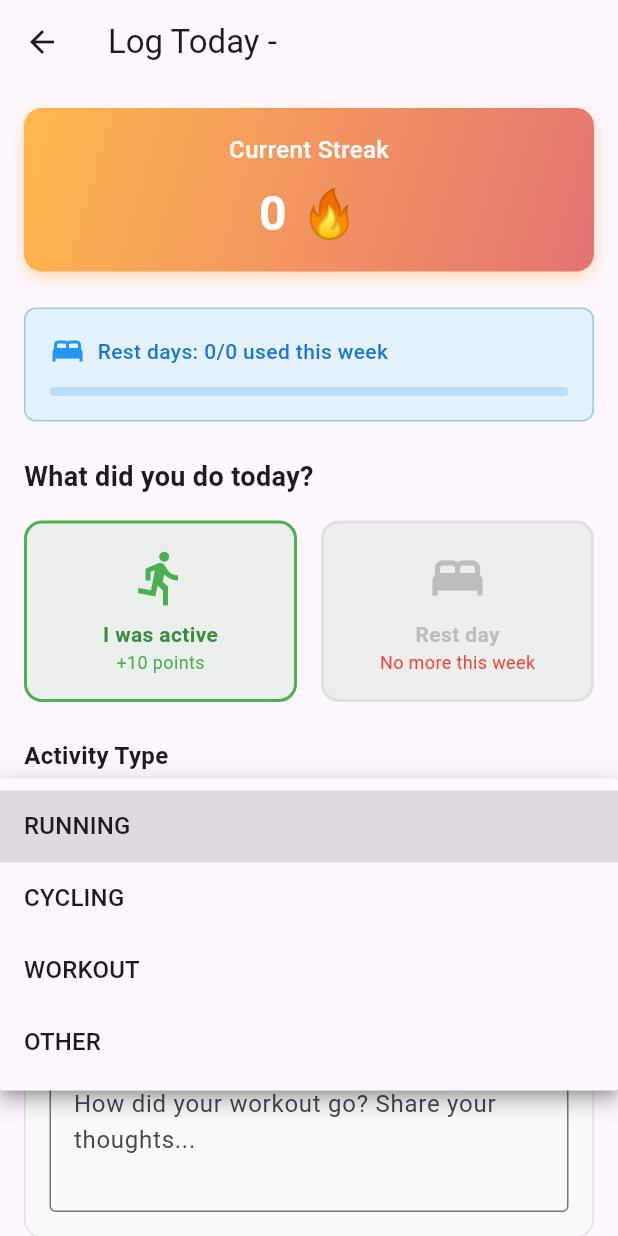
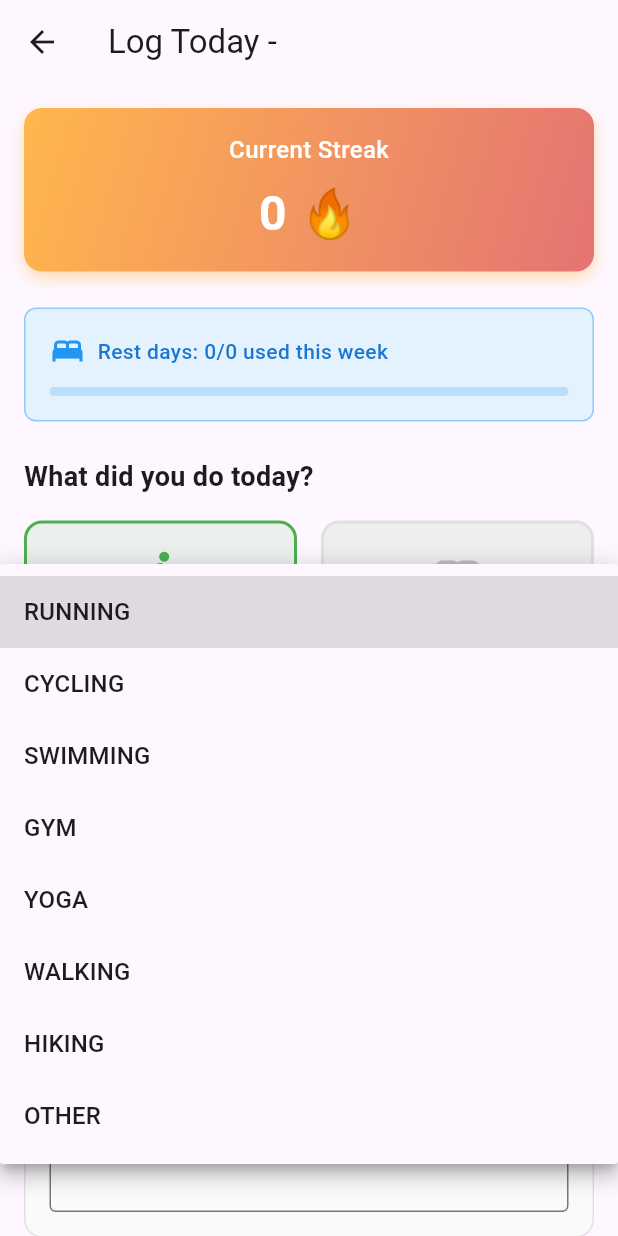
Before and after one commit to dylanswipeyourbite/challenge-accepted-app, a Flutter app: the IntegratedDailyLogPage screen opened directly with empty values, after a tap on "RUNNING", on a phone screen of 412 x 824 dp. Run offline on Flutter 3.47's test engine with Material 3 defaults, Android fonts, the phone set to English and light mode, and no system bars; our stand-ins replace confetti, firebase_auth, firebase_core, firebase_messaging, firebase_storage, fl_chart and 6 more; accounts and stored records are empty; network calls fail.

Commit message:
some bugs still

```diff
--- a/lib/models/challenge_enums.dart
+++ b/lib/models/challenge_enums.dart
@@ -4,7 +4,12 @@ import 'package:flutter/material.dart';
 enum SportType {
   running('running'),
   cycling('cycling'),
-  workout('workout');
+  swimming('swimming'),
+  gym('gym'),
+  yoga('yoga'),
+  walking('walking'),
+  hiking('hiking'),
+  other('other');
 
   final String value;
   const SportType(this.value);
@@ -12,7 +17,7 @@ enum SportType {
   static SportType fromString(String value) {
     return SportType.values.firstWhere(
       (e) => e.value == value,
-      orElse: () => SportType.workout,
+      orElse: () => SportType.other,
     );
   }
 
@@ -22,7 +27,17 @@ enum SportType {
         return Icons.directions_run;
       case SportType.cycling:
         return Icons.directions_bike;
-      case SportType.workout:
+      case SportType.gym:
+        return Icons.sports_gymnastics;
+      case SportType.swimming:
+        return Icons.water;
+      case SportType.yoga:
+        return Icons.self_improvement;
+      case SportType.walking:
+        return Icons.nordic_walking;
+      case SportType.hiking:
+        return Icons.hiking;
+      case SportType.other:
         return Icons.fitness_center;
     }
   }
@@ -33,8 +48,18 @@ enum SportType {
         return Colors.orange;
       case SportType.cycling:
         return Colors.blue;
-      case SportType.workout:
-        return Colors.purple;
+      case SportType.gym:
+        return Colors.orange;
+      case SportType.swimming:
+        return Colors.orange;
+      case SportType.yoga:
+        return Colors.orange;
+      case SportType.walking:
+        return Colors.orange;
+      case SportType.hiking:
+        return Colors.orange;
+      case SportType.other:
+        return Colors.orange;
     }
   }
 }
@@ -132,7 +157,11 @@ enum LogType {
 enum ActivityType {
   running('running'),
   cycling('cycling'),
-  workout('workout'),
+  swimming('swimming'),
+  gym('gym'),
+  yoga('yoga'),
+  walking('walking'),
+  hiking('hiking'),
   other('other');
 
   final String value;
--- a/lib/models/challenge_milestone.dart
+++ b/lib/models/challenge_milestone.dart
@@ -55,7 +55,7 @@ class ChallengeMilestone {
       'id': id,
       'name': name,
       'type': type,
-      'target': target,  // Make sure backend expects 'target' not 'targetValue'
+      'targetValue': target,
       'description': description,
     };
   }
--- a/lib/models/challenge_template.dart
+++ b/lib/models/challenge_template.dart
@@ -255,7 +255,7 @@ class ChallengeTemplate {
     return {
       'title': name,  // Map 'name' to 'title' for backend
       'description': description,
-      'rules': defaultRules,
+      'rules': defaultRules, // Send as array, backend now expects array
       'milestones': suggestedMilestones.map((m) => m.toMap()).toList(),
       'duration': suggestedDuration,
       'allowedActivities': activityTypes,  // Map 'activityTypes' to 'allowedActivities'
--- a/lib/pages/create_challenge_page.dart
+++ b/lib/pages/create_challenge_page.dart
@@ -39,7 +39,7 @@ class _CreateChallengePageState extends State<CreateChallengePage> {
   int _creatorRestDays = 1;
   bool _requireDailyPhoto = false;
   bool _allowRestDays = true;
-  List<String> _allowedActivities = ['Running', 'Cycling', 'Gym', 'Other'];
+  List<String> _allowedActivities = ['running', 'cycling', 'swimming', 'gym','yoga', 'walking', 'hiking', 'other'];
   final List<String> _selectedUserIds = [];
   final List<ChallengeMilestone> _milestones = [];
 
@@ -244,7 +244,7 @@ class _CreateChallengePageState extends State<CreateChallengePage> {
               labelText: 'Sport Category',
               border: OutlineInputBorder(),
             ),
-            items: ['workout', 'running', 'cycling', 'swimming', 'yoga', 'other']
+            items: ['running', 'cycling', 'swimming', 'gym','yoga', 'walking', 'hiking', 'other']
                 .map((sport) => DropdownMenuItem(
                       value: sport,
                       child: Text(sport[0].toUpperCase() + sport.substring(1)),
@@ -950,7 +950,7 @@ Future<void> _createChallenge() async {
     final input = {
       'title': _nameController.text,
       'description': _descriptionController.text,
-    'rules': _rules.join('\n'), // Convert array to string with newlines
+      'rules': _rules, // Send as array, backend now expects array
       'sport': _sport,
       'type': _type,
       'startDate': _startDate?.toIso8601String(),
--- a/lib/widgets/forms/activity_type_selector.dart
+++ b/lib/widgets/forms/activity_type_selector.dart
@@ -161,7 +161,7 @@ class _ActivityTypeDropdown extends StatelessWidget {
     required this.onChanged,
   });
 
-  static const _activityTypes = ['running', 'cycling', 'workout', 'other'];
+  static const _activityTypes = ['running', 'cycling', 'swimming', 'gym','yoga', 'walking', 'hiking', 'other'];
 
   @override
   Widget build(BuildContext context) {
```
Also changed, not shown: lib/widgets/challenge/create_challenge_widgets.dart (+5 -4 lines). Lines whose indentation alone changed are shown as unchanged.
